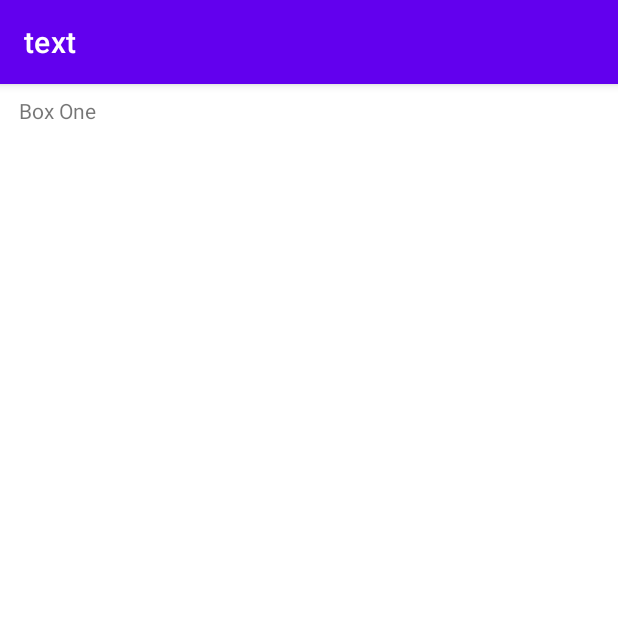
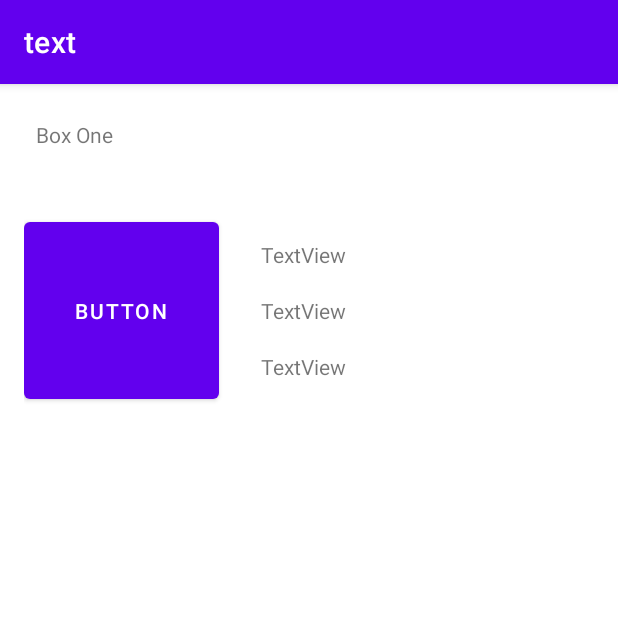
Before and after one commit to HashemAlkeshawi/Android-learning, an Android app: the screen it shows after launch (MainActivity), on a phone screen of 412 x 824 dp, the top half of it. Run offline under Robolectric (Android 15) with nearby library versions, the phone set to English and light mode, and no system bars.

Commit message:
newCommet 12/2/2022

```diff
--- a/#3_third_app/ColorMyViews/app/build.gradle
+++ b/#3_third_app/ColorMyViews/app/build.gradle
@@ -10,7 +10,7 @@ android {
     defaultConfig {
         applicationId "com.example.android.text"
         minSdkVersion 19
-        targetSdkVersion 31
+        targetSdkVersion 30
         versionCode 1
         versionName "1.0"
 
--- a/#3_third_app/ColorMyViews/app/src/main/res/layout/activity_main.xml
+++ b/#3_third_app/ColorMyViews/app/src/main/res/layout/activity_main.xml
@@ -4,17 +4,66 @@
     xmlns:tools="http://schemas.android.com/tools"
     android:layout_width="match_parent"
     android:layout_height="match_parent"
+    android:layout_margin="16dp"
     tools:context=".MainActivity">
 
     <TextView
+        android:id="@+id/textView3"
         style="@style/button"
         android:layout_width="387dp"
         android:layout_height="34dp"
         android:layout_margin="@dimen/margin_big"
+        android:layout_marginTop="80dp"
         android:text="@string/box_one"
         app:layout_constraintEnd_toEndOf="parent"
+        app:layout_constraintHorizontal_bias="0.0"
         app:layout_constraintStart_toStartOf="parent"
         app:layout_constraintTop_toTopOf="parent"
         app:layout_optimizationLevel="ratio" />
 
+    <Button
+        android:id="@+id/button8"
+        android:layout_width="130dp"
+        android:layout_height="130dp"
+        android:layout_marginTop="28dp"
+        android:text="Button"
+        app:layout_constraintTop_toBottomOf="@+id/textView3"
+        tools:layout_editor_absoluteX="16dp" />
+
+    <TextView
+        android:id="@+id/textView5"
+        android:layout_width="0dp"
+        android:layout_height="wrap_content"
+        android:layout_marginStart="28dp"
+        android:layout_marginEnd="24dp"
+        android:text="TextView"
+        app:layout_constraintBottom_toTopOf="@+id/textView6"
+        app:layout_constraintEnd_toEndOf="parent"
+        app:layout_constraintStart_toEndOf="@+id/button8"
+        app:layout_constraintTop_toBottomOf="@+id/textView4" />
+
+    <TextView
+        android:id="@+id/textView6"
+        android:layout_width="0dp"
+        android:layout_height="wrap_content"
+        android:layout_marginStart="28dp"
+        android:layout_marginEnd="16dp"
+        android:text="TextView"
+        app:layout_constraintBottom_toBottomOf="@+id/button8"
+        app:layout_constraintEnd_toEndOf="parent"
+        app:layout_constraintStart_toEndOf="@+id/button8"
+        app:layout_constraintTop_toBottomOf="@+id/textView5" />
+
+    <TextView
+        android:id="@+id/textView4"
+        android:layout_width="0dp"
+        android:layout_height="wrap_content"
+        android:layout_marginStart="28dp"
+        android:layout_marginEnd="16dp"
+        android:text="TextView"
+        app:layout_constraintBottom_toTopOf="@+id/textView5"
+        app:layout_constraintEnd_toEndOf="parent"
+        app:layout_constraintStart_toEndOf="@+id/button8"
+        app:layout_constraintTop_toTopOf="@+id/button8" />
+
 </androidx.constraintlayout.widget.ConstraintLayout>
```
